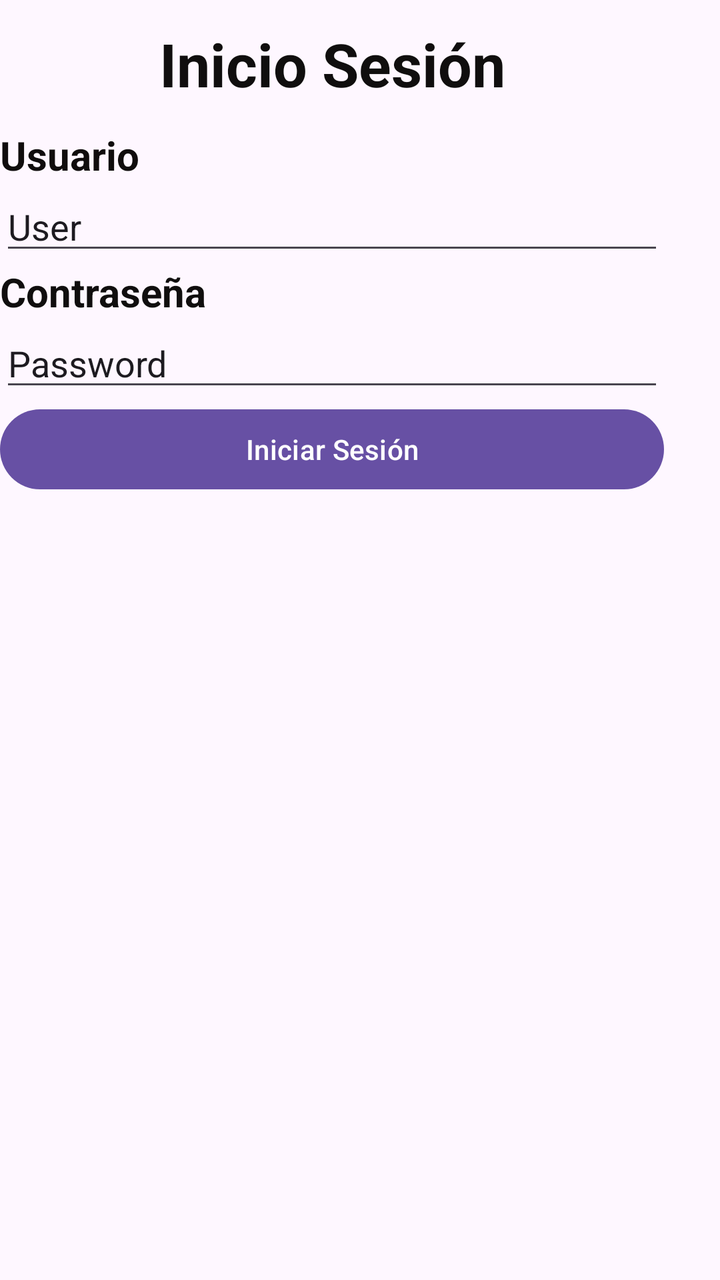
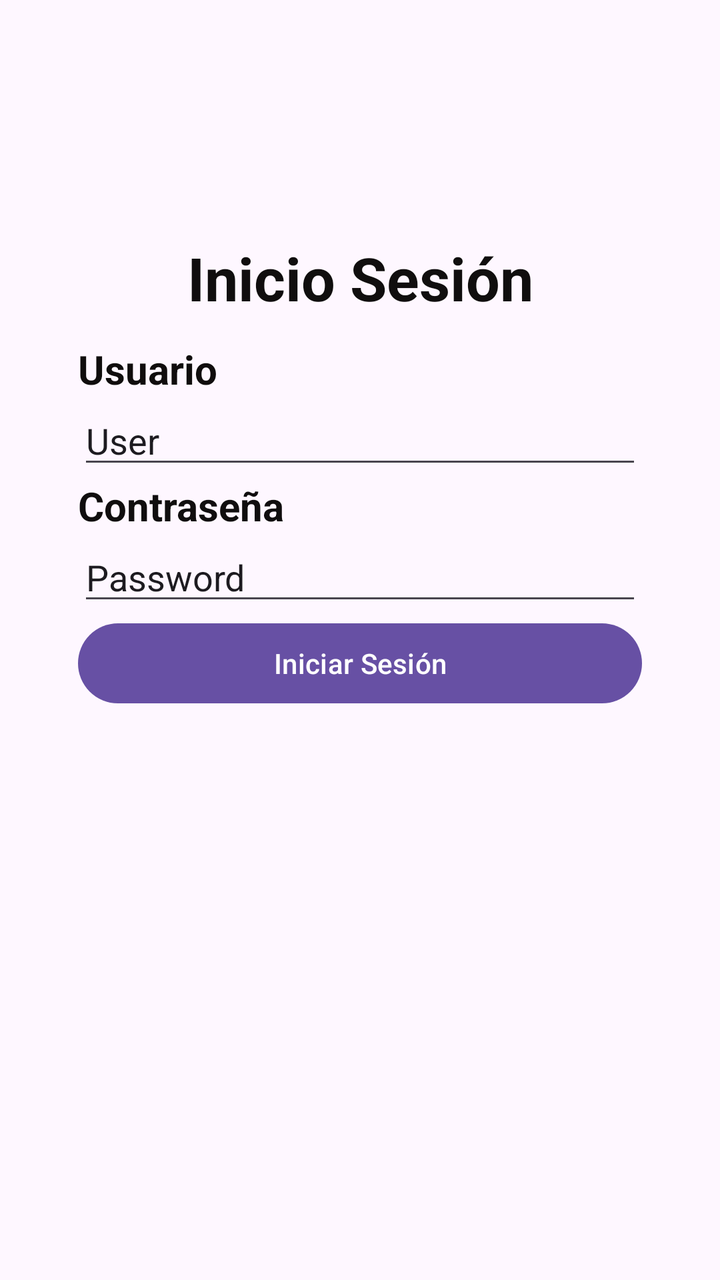

An Android layout rendered at two revisions. The XML below is the earlier revision; the diff shows what the commit changed to produce the second picture.
<!-- AndroidManifest.xml: application theme Theme.POO4_2P_BOZZA_REYES -->
<!-- res/layout/activity_login.xml -->
<?xml version="1.0" encoding="utf-8"?>
<androidx.constraintlayout.widget.ConstraintLayout xmlns:android="http://schemas.android.com/apk/res/android"
    xmlns:app="http://schemas.android.com/apk/res-auto"
    xmlns:tools="http://schemas.android.com/tools"
    android:id="@+id/main"
    android:layout_width="match_parent"
    android:layout_height="match_parent"
    tools:context=".MainActivity">

    <LinearLayout
        android:layout_width="332dp"
        android:layout_height="517dp"
        android:orientation="vertical"
        tools:layout_editor_absoluteX="39dp"
        tools:layout_editor_absoluteY="107dp">

        <TextView
            android:id="@+id/textView"
            android:layout_width="match_parent"
            android:layout_height="64dp"
            android:gravity="center"
            android:text="Inicio Sesión"
            android:textColor="#100E0E"
            android:textSize="30sp"
            android:textStyle="bold" />

        <TextView
            android:id="@+id/textView2"
            android:layout_width="match_parent"
            android:layout_height="wrap_content"
            android:text="Usuario"
            android:textColor="#100D0D"
            android:textSize="20sp"
            android:textStyle="bold" />

        <EditText
            android:id="@+id/editTextUser"
            android:layout_width="match_parent"
            android:layout_height="wrap_content"
            android:ems="10"
            android:inputType="text"
            android:text="User" />

        <TextView
            android:id="@+id/textView3"
            android:layout_width="match_parent"
            android:layout_height="wrap_content"
            android:text="Contraseña"
            android:textColor="#100E0E"
            android:textSize="20sp"
            android:textStyle="bold" />

        <EditText
            android:id="@+id/editTextPassword"
            android:layout_width="match_parent"
            android:layout_height="wrap_content"
            android:ems="10"
            android:inputType="text"
            android:text="Password" />

        <Button
            android:id="@+id/btnLogin"
            android:layout_width="match_parent"
            android:layout_height="wrap_content"
            android:text="Iniciar Sesión" />
    </LinearLayout>
</androidx.constraintlayout.widget.ConstraintLayout>
<!-- resources referenced by this layout -->
<resources>
  <style name="Theme.POO4_2P_BOZZA_REYES" parent="Base.Theme.POO4_2P_BOZZA_REYES" />
  <style name="Base.Theme.POO4_2P_BOZZA_REYES" parent="Theme.Material3.DayNight.NoActionBar">
          
          
      </style>
</resources>

<!-- the commit's change to res/layout/activity_login.xml (unified diff, before → after) -->
@@ -5,14 +5,21 @@
     android:id="@+id/main"
     android:layout_width="match_parent"
     android:layout_height="match_parent"
-    tools:context=".MainActivity">
+    tools:context=".LoginActivity">
 
     <LinearLayout
-        android:layout_width="332dp"
-        android:layout_height="517dp"
+        android:id="@+id/linearLayout"
+        android:layout_width="0dp"
+        android:layout_height="0dp"
+        android:layout_marginStart="39dp"
+        android:layout_marginTop="107dp"
+        android:layout_marginEnd="39dp"
+        android:layout_marginBottom="107dp"
         android:orientation="vertical"
-        tools:layout_editor_absoluteX="39dp"
-        tools:layout_editor_absoluteY="107dp">
+        app:layout_constraintBottom_toBottomOf="parent"
+        app:layout_constraintEnd_toEndOf="parent"
+        app:layout_constraintStart_toStartOf="parent"
+        app:layout_constraintTop_toTopOf="parent">
 
         <TextView
             android:id="@+id/textView"
